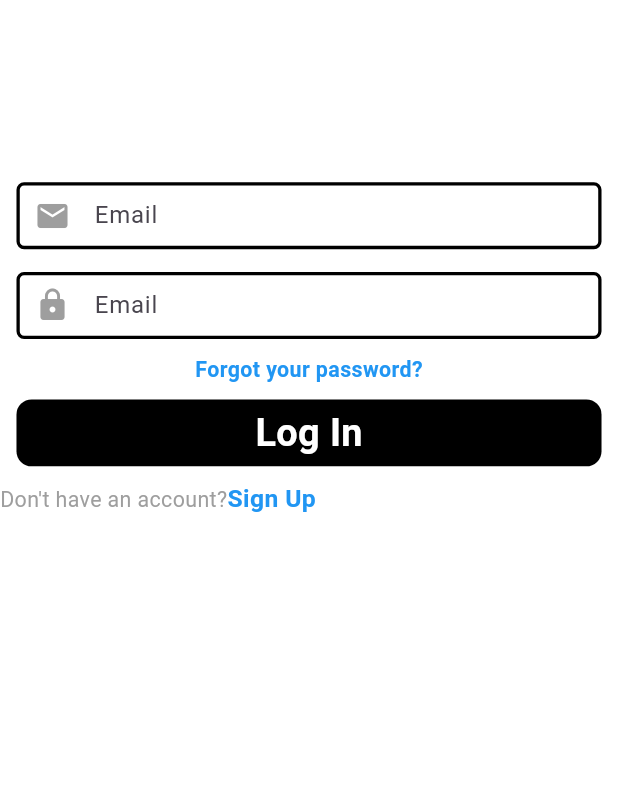
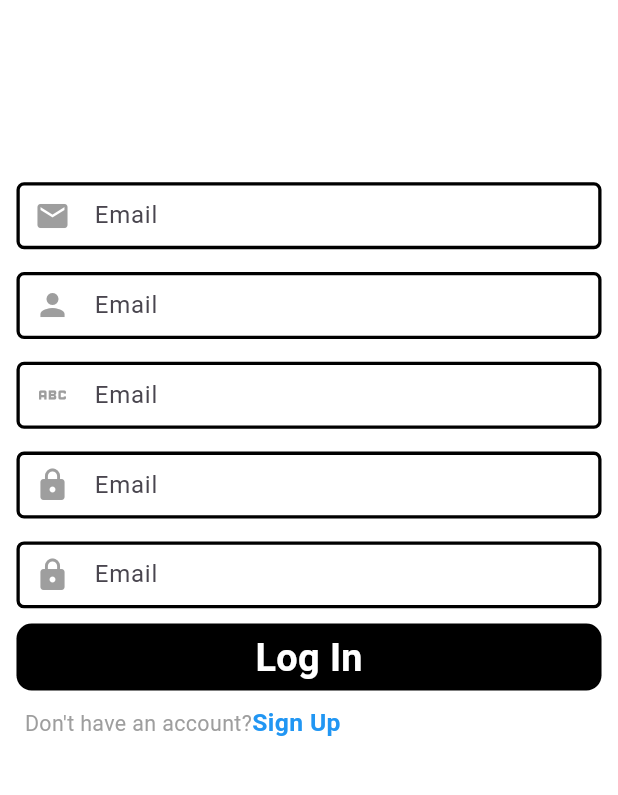
Before and after one commit to adogbeji/FlutterInstagramClone, a Flutter app: the screen it shows after launch, after a tap on "Sign Up", on a phone screen of 412 x 824 dp, the part 74-869 px from its top. Run offline on Flutter 3.47's test engine with Material 3 defaults, Android fonts, the phone set to English and light mode, and no system bars; our stand-ins replace flutter_screenutil.

Commit message:
Add more input fields in sign up screen

```diff
--- a/lib/views/screens/auth/signup_screen.dart
+++ b/lib/views/screens/auth/signup_screen.dart
@@ -15,6 +15,12 @@ class _SignupScreenState extends State<SignupScreen> {
   FocusNode email_F = FocusNode();
   final password = TextEditingController();
   FocusNode password_F = FocusNode();
+  final bio = TextEditingController();
+  FocusNode bio_F = FocusNode();
+  final username = TextEditingController();
+  FocusNode username_F = FocusNode();
+  final passwordConfirm = TextEditingController();
+  FocusNode passwordConfirm_F = FocusNode();
 
   @override
   Widget build(BuildContext context) {
@@ -38,19 +44,37 @@ class _SignupScreenState extends State<SignupScreen> {
             // ),
             textField(email, Icons.email, 'Email', email_F),
             SizedBox(height: 15.h,),
+            textField(username, Icons.person, 'Username', username_F),
+            // SizedBox(height: 10.h,),
+            // Forgot(),
+            SizedBox(height: 15.h,),
+            textField(bio, Icons.abc, 'bio', bio_F),
+            SizedBox(height: 15.h,),
             textField(password, Icons.lock, 'Password', password_F),
-            SizedBox(height: 10.h,),
-            Forgot(),
+            SizedBox(height: 15.h,),
+            textField(passwordConfirm, Icons.lock, 'Confirm Password', passwordConfirm_F),
             SizedBox(height: 10.h,),
             Login(),
             SizedBox(height: 10.h,),
-            Row(
+            Have(),
+          ],
+        ),
+      ),
+    );
+  }
+
+  Widget Have() {
+    return Padding(
+      padding: EdgeInsets.symmetric(horizontal: 15.w),
+      child: Row(
         children: [
           Text(
             'Don\'t have an account?',
             style: TextStyle(fontSize: 13.sp, color: Colors.grey),
           ),
-                Text(
+          GestureDetector(
+            onTap: widget.show,
+            child: Text(
               'Sign Up',
               style: TextStyle(
                 fontSize: 15.sp,
@@ -58,10 +82,8 @@ class _SignupScreenState extends State<SignupScreen> {
                 fontWeight: FontWeight.bold,
               ),
             ),
-              ],
           ),
         ],
-        ),
       ),
     );
   }
```
Lines whose indentation alone changed are shown as unchanged.
